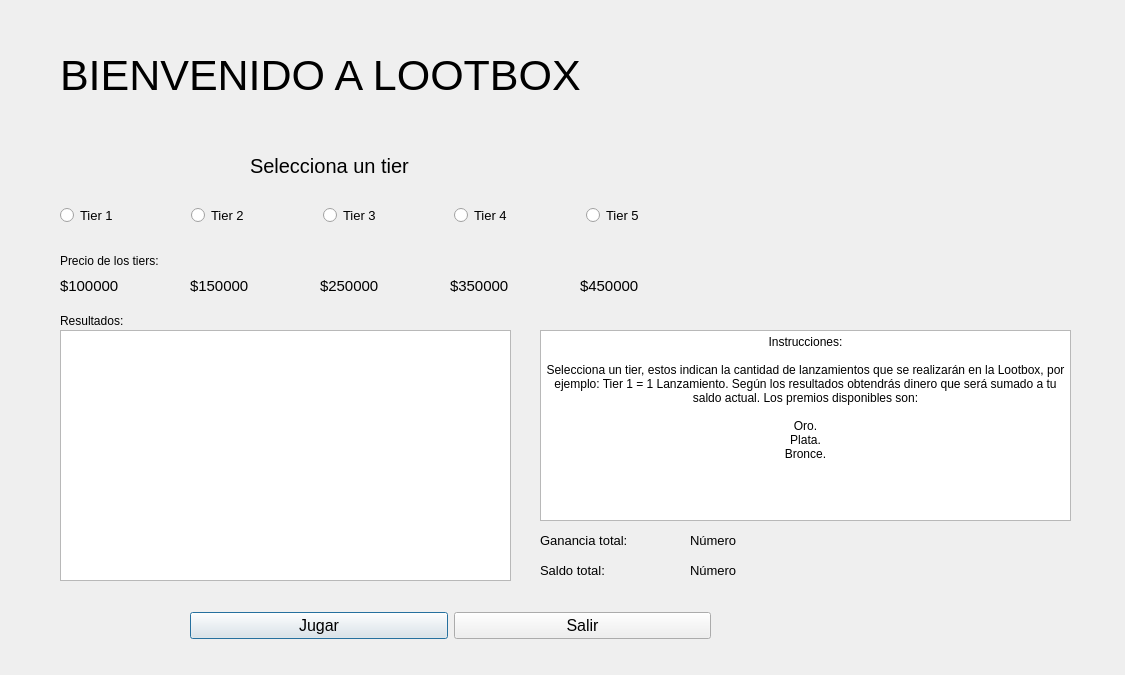
First picture: the form in Codigo/Juego 3/Lootbox.ui, repository Sr-Gomer/Proyecto-Final-Procesos-Estocasticos, before the edit.
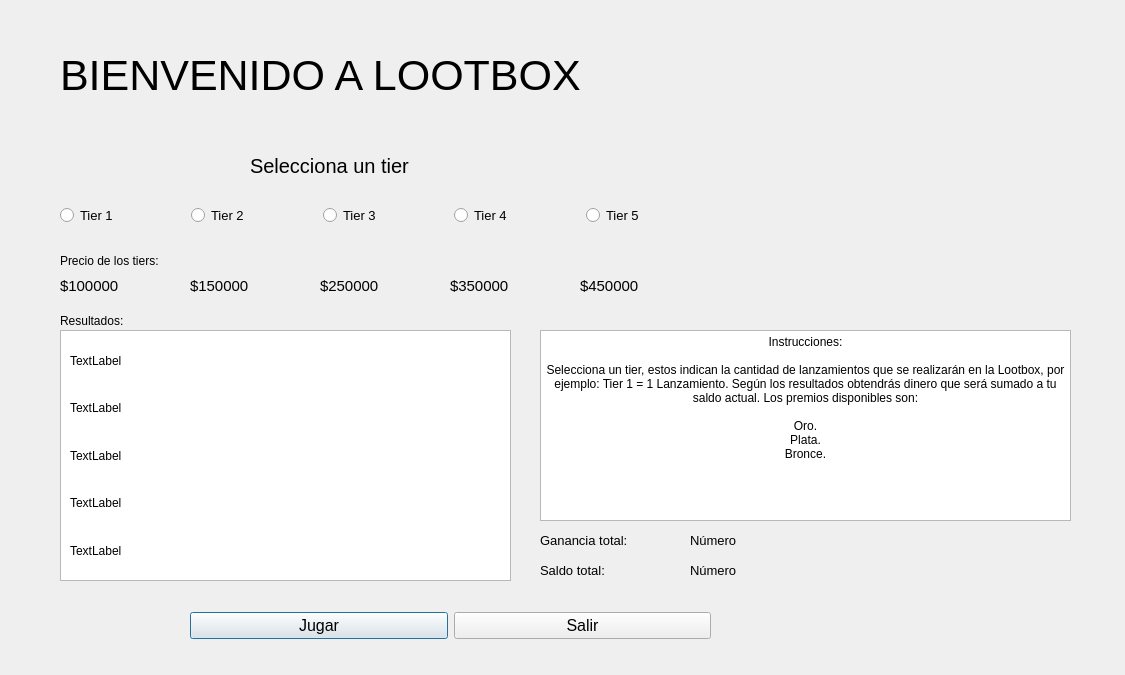
Second picture: the form after the edit. Icons and pictures are not drawn.

```diff
--- a/Codigo/Juego 3/Lootbox.ui
+++ b/Codigo/Juego 3/Lootbox.ui
@@ -13,6 +13,9 @@
   <property name="windowTitle">
    <string>Dialog</string>
   </property>
+  <property name="autoFillBackground">
+   <bool>true</bool>
+  </property>
   <property name="styleSheet">
    <string notr="true"/>
   </property>
@@ -402,9 +405,9 @@
   <widget class="QLabel" name="image">
    <property name="geometry">
     <rect>
-     <x>700</x>
+     <x>730</x>
      <y>20</y>
-     <width>371</width>
+     <width>331</width>
      <height>281</height>
     </rect>
    </property>
@@ -431,6 +434,53 @@
     <string/>
    </property>
   </widget>
+  <widget class="QWidget" name="verticalLayoutWidget">
+   <property name="geometry">
+    <rect>
+     <x>70</x>
+     <y>340</y>
+     <width>431</width>
+     <height>231</height>
+    </rect>
+   </property>
+   <layout class="QVBoxLayout" name="verticalLayout">
+    <item>
+     <widget class="QLabel" name="lblAnnounce1">
+      <property name="text">
+       <string>TextLabel</string>
+      </property>
+     </widget>
+    </item>
+    <item>
+     <widget class="QLabel" name="lblAnnounce2">
+      <property name="text">
+       <string>TextLabel</string>
+      </property>
+     </widget>
+    </item>
+    <item>
+     <widget class="QLabel" name="lblAnnounce3">
+      <property name="text">
+       <string>TextLabel</string>
+      </property>
+     </widget>
+    </item>
+    <item>
+     <widget class="QLabel" name="lblAnnounce4">
+      <property name="text">
+       <string>TextLabel</string>
+      </property>
+     </widget>
+    </item>
+    <item>
+     <widget class="QLabel" name="lblAnnounce5">
+      <property name="text">
+       <string>TextLabel</string>
+      </property>
+     </widget>
+    </item>
+   </layout>
+  </widget>
  </widget>
  <resources/>
  <connections/>
```
Left out of the diff: 18 changed lines with no effect on the pictures.
